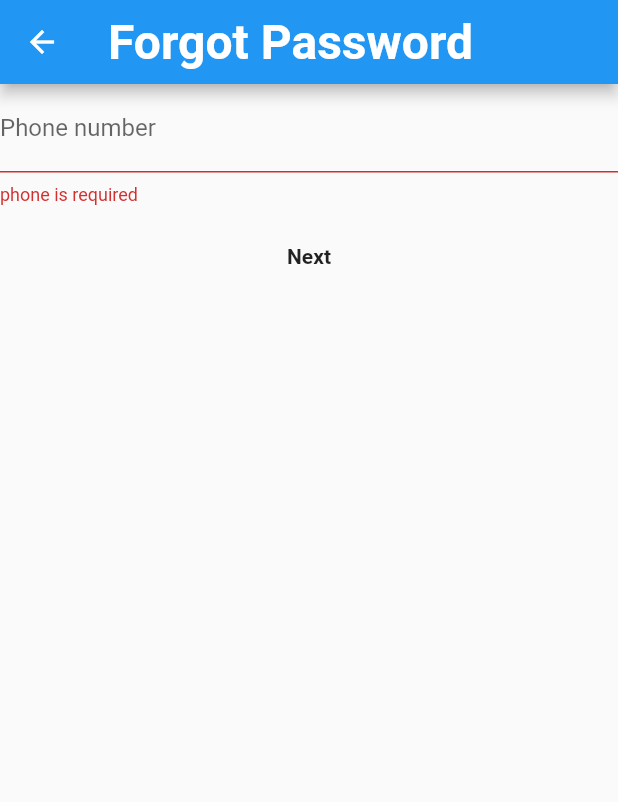
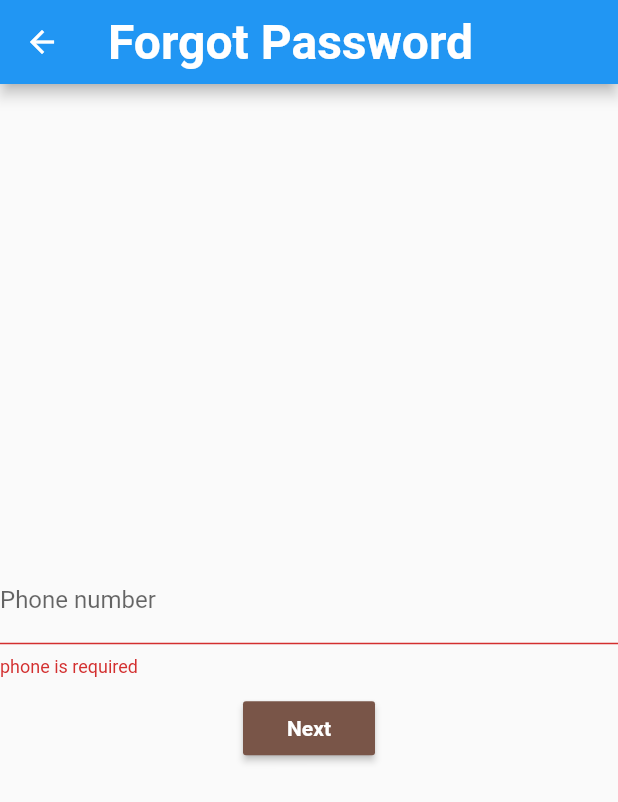
Before and after one commit to qinyanjuidavid/Taskido-App, a Flutter app: the PasswordResetPhoneScreen screen opened by its route, after a tap on "Next", on a phone screen of 412 x 824 dp. Shown: the top 802 px of the screen. Run offline on Flutter 3.47's test engine with Material 2 defaults, Android fonts, the phone set to English and light mode, and no system bars; our stand-ins replace date_time_picker, fluttertoast, hive, hive_flutter; missing offline and left inert: http_interceptor; accounts and stored records are empty.

Commit message:
:wrench: fixes on forgot password feature

```diff
--- a/lib/api/api.dart
+++ b/lib/api/api.dart
@@ -106,8 +106,9 @@ class Api {
 
   static Future<http.Response> passwordResetPhoneNumber(
       String? phoneNumber) async {
+    print("Password Rest Phone #### $phoneNumber");
     var response = await client.post(
-      Uri.parse("$baseUrl}password-reset/"),
+      Uri.parse("${baseUrl}password-reset/"),
       headers: {
         HttpHeaders.contentTypeHeader: 'application/json',
       },
--- a/lib/configs/routes.dart
+++ b/lib/configs/routes.dart
@@ -16,8 +16,8 @@ class RouteGenerator {
   static const String loginPage = "/login";
   static const String signUpPage = "/signup";
   static const String otpPage = "/otp";
-  static const String forgotPasswordPage = "/forgotpassword";
-  static const String forgotPasswordOtpPage = "/forgotpasswordotp";
+  static const String forgotPasswordPage = "/forgotPassword";
+  static const String forgotPasswordOtpPage = "forgotPasswordOtp";
 
   RouteGenerator._() {}
 
--- a/lib/views/auth/forgot_password_otp.dart
+++ b/lib/views/auth/forgot_password_otp.dart
@@ -1,5 +1,3 @@
-import 'dart:ffi';
-
 import "package:flutter/material.dart";
 
 class ForgotPasswordOtpScreen extends StatefulWidget {
--- a/lib/views/auth/forgot_password_screen.dart
+++ b/lib/views/auth/forgot_password_screen.dart
@@ -1,5 +1,7 @@
 import 'package:flutter/material.dart';
+import 'package:taskido/configs/routes.dart';
 import 'package:taskido/services/auth_services.dart';
+// import 'package:taskido/services/auth_services.dart';
 
 class PasswordResetPhoneScreen extends StatefulWidget {
   PasswordResetPhoneScreen({Key? key}) : super(key: key);
@@ -14,11 +16,17 @@ class _PasswordResetPhoneScreenState extends State<PasswordResetPhoneScreen> {
   TextEditingController phoneNumberTextEditingController =
       TextEditingController();
 
-  void _forgotPasswordPhone() async {
+  void _forgotPasswordPhoneFnc() async {
     if (passwordResetPhoneKey.currentState!.validate()) {
       await authService
           .passwordResetPhoneNumber(phoneNumberTextEditingController.text)
-          .then((value) {});
+          .then((value) {
+        if (value != null) {
+          Navigator.of(context).pushNamed(
+            RouteGenerator.forgotPasswordOtpPage,
+          );
+        }
+      });
     }
   }
 
@@ -39,6 +47,7 @@ class _PasswordResetPhoneScreenState extends State<PasswordResetPhoneScreen> {
           child: Form(
             key: passwordResetPhoneKey,
             child: Column(
+              mainAxisAlignment: MainAxisAlignment.center,
               children: [
                 TextFormField(
                   controller: phoneNumberTextEditingController,
@@ -57,10 +66,12 @@ class _PasswordResetPhoneScreenState extends State<PasswordResetPhoneScreen> {
                   height: 10,
                 ),
                 MaterialButton(
-                  onPressed: _forgotPasswordPhone,
+                  onPressed: _forgotPasswordPhoneFnc,
+                  color: Colors.brown,
                   child: const Text(
                     "Next",
                     style: TextStyle(
+                      color: Colors.white,
                       fontWeight: FontWeight.bold,
                     ),
                   ),
--- a/lib/views/auth/login.dart
+++ b/lib/views/auth/login.dart
@@ -126,7 +126,11 @@ class _LoginScreenState extends State<LoginScreen> {
                   height: 7,
                 ),
                 InkWell(
-                  onTap: () {},
+                  onTap: () {
+                    Navigator.of(context).pushNamed(
+                      RouteGenerator.forgotPasswordPage,
+                    );
+                  },
                   child: const Text(
                     "Forgot Password?",
                     style: TextStyle(
```
